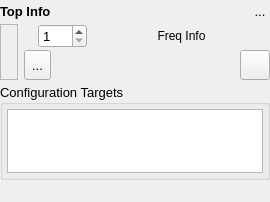
disorderedmaterials/dissolve, file src/gui/charts/moduleblock.ui: the form before one commit.
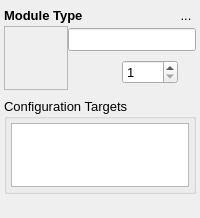
The form after the commit. Icons and pictures are not drawn. Custom widgets are drawn as their Qt base class.

Commit message: Reformat ModuleBlock ui, and add renaming of Module.

Patch:
```diff
--- a/src/gui/charts/moduleblock.ui
+++ b/src/gui/charts/moduleblock.ui
@@ -6,8 +6,8 @@
    <rect>
     <x>0</x>
     <y>0</y>
-    <width>258</width>
-    <height>202</height>
+    <width>200</width>
+    <height>218</height>
    </rect>
   </property>
   <property name="sizePolicy">
@@ -30,31 +30,23 @@
   <property name="windowTitle">
    <string>Form</string>
   </property>
-  <layout class="QVBoxLayout" name="verticalLayout">
+  <layout class="QVBoxLayout" name="verticalLayout_3">
    <property name="spacing">
     <number>4</number>
    </property>
-   <property name="sizeConstraint">
-    <enum>QLayout::SetMinimumSize</enum>
-   </property>
    <property name="leftMargin">
-    <number>0</number>
+    <number>4</number>
    </property>
    <property name="topMargin">
     <number>0</number>
    </property>
    <property name="rightMargin">
-    <number>0</number>
+    <number>4</number>
    </property>
    <property name="bottomMargin">
-    <number>0</number>
+    <number>4</number>
    </property>
    <item>
-    <layout class="QGridLayout" name="TopLayout">
-     <property name="spacing">
-      <number>4</number>
-     </property>
-     <item row="0" column="0" rowspan="2">
       <widget class="QFrame" name="HeaderFrame">
        <property name="sizePolicy">
         <sizepolicy hsizetype="Minimum" vsizetype="Minimum">
@@ -85,235 +77,17 @@
          <number>0</number>
         </property>
         <property name="topMargin">
-         <number>0</number>
+       <number>4</number>
         </property>
         <property name="rightMargin">
          <number>0</number>
         </property>
         <property name="bottomMargin">
-         <number>0</number>
-        </property>
-        <item>
-         <layout class="QGridLayout" name="gridLayout">
-          <property name="horizontalSpacing">
-           <number>6</number>
-          </property>
-          <property name="verticalSpacing">
-           <number>2</number>
-          </property>
-          <item row="1" column="4" colspan="2">
-           <widget class="QLabel" name="FrequencyLabel">
-            <property name="sizePolicy">
-             <sizepolicy hsizetype="Expanding" vsizetype="Minimum">
-              <horstretch>2</horstretch>
-              <verstretch>0</verstretch>
-             </sizepolicy>
-            </property>
-            <property name="font">
-             <font>
-              <pointsize>9</pointsize>
-              <weight>50</weight>
-              <bold>false</bold>
-             </font>
-            </property>
-            <property name="text">
-             <string>Freq Info</string>
-            </property>
-            <property name="alignment">
-             <set>Qt::AlignCenter</set>
-            </property>
-           </widget>
-          </item>
-          <item row="1" column="3">
-           <widget class="QSpinBox" name="FrequencySpin">
-            <property name="sizePolicy">
-             <sizepolicy hsizetype="Minimum" vsizetype="Fixed">
-              <horstretch>0</horstretch>
-              <verstretch>0</verstretch>
-             </sizepolicy>
-            </property>
-            <property name="minimum">
-             <number>1</number>
-            </property>
-            <property name="maximum">
-             <number>999</number>
-            </property>
-           </widget>
-          </item>
-          <item row="1" column="2">
-           <widget class="QLabel" name="label">
-            <property name="sizePolicy">
-             <sizepolicy hsizetype="Minimum" vsizetype="Preferred">
-              <horstretch>0</horstretch>
-              <verstretch>0</verstretch>
-             </sizepolicy>
-            </property>
-            <property name="maximumSize">
-             <size>
-              <width>20</width>
-              <height>20</height>
-             </size>
-            </property>
-            <property name="text">
-             <string/>
-            </property>
-            <property name="pixmap">
-             <pixmap resource="../main.qrc">:/general/icons/general_frequency.svg</pixmap>
-            </property>
-            <property name="scaledContents">
-             <bool>true</bool>
-            </property>
-           </widget>
-          </item>
-          <item row="2" column="2" colspan="4">
-           <layout class="QHBoxLayout" name="horizontalLayout">
-            <property name="spacing">
              <number>4</number>
             </property>
             <item>
-             <widget class="QToolButton" name="RunButton">
-              <property name="sizePolicy">
-               <sizepolicy hsizetype="Preferred" vsizetype="Preferred">
-                <horstretch>0</horstretch>
-                <verstretch>0</verstretch>
-               </sizepolicy>
-              </property>
-              <property name="maximumSize">
-               <size>
-                <width>30</width>
-                <height>30</height>
-               </size>
-              </property>
-              <property name="toolTip">
-               <string>Run this module now</string>
-              </property>
-              <property name="text">
-               <string>...</string>
-              </property>
-              <property name="icon">
-               <iconset resource="../main.qrc">
-                <normaloff>:/control/icons/control_play.svg</normaloff>:/control/icons/control_play.svg</iconset>
-              </property>
-              <property name="iconSize">
-               <size>
-                <width>24</width>
-                <height>36</height>
-               </size>
-              </property>
-             </widget>
-            </item>
+       <layout class="QHBoxLayout" name="horizontalLayout_3">
             <item>
-             <spacer name="horizontalSpacer_2">
-              <property name="orientation">
-               <enum>Qt::Horizontal</enum>
-              </property>
-              <property name="sizeType">
-               <enum>QSizePolicy::Expanding</enum>
-              </property>
-              <property name="sizeHint" stdset="0">
-               <size>
-                <width>40</width>
-                <height>20</height>
-               </size>
-              </property>
-             </spacer>
-            </item>
-            <item>
-             <widget class="QToolButton" name="EnabledButton">
-              <property name="sizePolicy">
-               <sizepolicy hsizetype="Expanding" vsizetype="Preferred">
-                <horstretch>0</horstretch>
-                <verstretch>0</verstretch>
-               </sizepolicy>
-              </property>
-              <property name="maximumSize">
-               <size>
-                <width>40</width>
-                <height>30</height>
-               </size>
-              </property>
-              <property name="toolTip">
-               <string>Whether the module is enabled</string>
-              </property>
-              <property name="text">
-               <string/>
-              </property>
-              <property name="icon">
-               <iconset resource="../main.qrc">
-                <normaloff>:/general/icons/slider-off.svg</normaloff>
-                <normalon>:/general/icons/slider-on.svg</normalon>:/general/icons/slider-off.svg</iconset>
-              </property>
-              <property name="iconSize">
-               <size>
-                <width>30</width>
-                <height>36</height>
-               </size>
-              </property>
-              <property name="checkable">
-               <bool>true</bool>
-              </property>
-              <property name="checked">
-               <bool>false</bool>
-              </property>
-              <property name="autoRaise">
-               <bool>true</bool>
-              </property>
-             </widget>
-            </item>
-            <item>
-             <spacer name="horizontalSpacer">
-              <property name="orientation">
-               <enum>Qt::Horizontal</enum>
-              </property>
-              <property name="sizeType">
-               <enum>QSizePolicy::Expanding</enum>
-              </property>
-              <property name="sizeHint" stdset="0">
-               <size>
-                <width>40</width>
-                <height>20</height>
-               </size>
-              </property>
-             </spacer>
-            </item>
-            <item>
-             <widget class="QToolButton" name="ToggleKeywordsButton">
-              <property name="sizePolicy">
-               <sizepolicy hsizetype="Preferred" vsizetype="Preferred">
-                <horstretch>0</horstretch>
-                <verstretch>0</verstretch>
-               </sizepolicy>
-              </property>
-              <property name="maximumSize">
-               <size>
-                <width>30</width>
-                <height>30</height>
-               </size>
-              </property>
-              <property name="toolTip">
-               <string>Toggle module keyword controls</string>
-              </property>
-              <property name="text">
-               <string/>
-              </property>
-              <property name="icon">
-               <iconset resource="../main.qrc">
-                <normaloff>:/general/icons/general_options.svg</normaloff>:/general/icons/general_options.svg</iconset>
-              </property>
-              <property name="iconSize">
-               <size>
-                <width>24</width>
-                <height>36</height>
-               </size>
-              </property>
-              <property name="checkable">
-               <bool>true</bool>
-              </property>
-             </widget>
-            </item>
-           </layout>
-          </item>
-          <item row="0" column="0" colspan="5">
            <widget class="QLabel" name="TopLabel">
             <property name="sizePolicy">
              <sizepolicy hsizetype="Expanding" vsizetype="Minimum">
@@ -328,14 +102,14 @@
              </font>
             </property>
             <property name="text">
-             <string>Top Info</string>
+           <string>Module Type</string>
             </property>
             <property name="alignment">
              <set>Qt::AlignLeading|Qt::AlignLeft|Qt::AlignVCenter</set>
             </property>
            </widget>
           </item>
-          <item row="0" column="5">
+        <item>
            <widget class="QToolButton" name="RemoveButton">
             <property name="sizePolicy">
              <sizepolicy hsizetype="Minimum" vsizetype="Preferred">
@@ -373,12 +147,22 @@
             </property>
            </widget>
           </item>
-          <item row="1" column="0" rowspan="2" colspan="2">
+       </layout>
+      </item>
+      <item>
+       <layout class="QHBoxLayout" name="horizontalLayout_5">
+        <item>
            <widget class="QFrame" name="IconFrame">
+          <property name="minimumSize">
+           <size>
+            <width>64</width>
+            <height>64</height>
+           </size>
+          </property>
             <property name="maximumSize">
              <size>
-              <width>60</width>
-              <height>16777215</height>
+            <width>64</width>
+            <height>64</height>
              </size>
             </property>
             <property name="frameShape">
@@ -416,8 +200,8 @@
                </property>
                <property name="maximumSize">
                 <size>
-                 <width>48</width>
-                 <height>48</height>
+               <width>54</width>
+               <height>54</height>
                 </size>
                </property>
                <property name="text">
@@ -434,12 +218,123 @@
             </layout>
            </widget>
           </item>
+        <item>
+         <layout class="QVBoxLayout" name="verticalLayout">
+          <property name="spacing">
+           <number>4</number>
+          </property>
+          <item>
+           <widget class="QLineEdit" name="NameEdit"/>
+          </item>
+          <item>
+           <layout class="QHBoxLayout" name="horizontalLayout_4">
+            <property name="spacing">
+             <number>4</number>
+            </property>
+            <item>
+             <widget class="QToolButton" name="EnabledButton">
+              <property name="sizePolicy">
+               <sizepolicy hsizetype="Expanding" vsizetype="Preferred">
+                <horstretch>0</horstretch>
+                <verstretch>0</verstretch>
+               </sizepolicy>
+              </property>
+              <property name="maximumSize">
+               <size>
+                <width>40</width>
+                <height>30</height>
+               </size>
+              </property>
+              <property name="toolTip">
+               <string>Whether the module is enabled</string>
+              </property>
+              <property name="text">
+               <string/>
+              </property>
+              <property name="icon">
+               <iconset resource="../main.qrc">
+                <normaloff>:/general/icons/slider-off.svg</normaloff>
+                <normalon>:/general/icons/slider-on.svg</normalon>:/general/icons/slider-off.svg</iconset>
+              </property>
+              <property name="iconSize">
+               <size>
+                <width>30</width>
+                <height>36</height>
+               </size>
+              </property>
+              <property name="checkable">
+               <bool>true</bool>
+              </property>
+              <property name="checked">
+               <bool>false</bool>
+              </property>
+              <property name="autoRaise">
+               <bool>true</bool>
+              </property>
+             </widget>
+            </item>
+            <item>
+             <widget class="QLabel" name="label">
+              <property name="sizePolicy">
+               <sizepolicy hsizetype="Minimum" vsizetype="Preferred">
+                <horstretch>0</horstretch>
+                <verstretch>0</verstretch>
+               </sizepolicy>
+              </property>
+              <property name="maximumSize">
+               <size>
+                <width>20</width>
+                <height>20</height>
+               </size>
+              </property>
+              <property name="text">
+               <string/>
+              </property>
+              <property name="pixmap">
+               <pixmap resource="../main.qrc">:/general/icons/general_frequency.svg</pixmap>
+              </property>
+              <property name="scaledContents">
+               <bool>true</bool>
+              </property>
+             </widget>
+            </item>
+            <item>
+             <widget class="QSpinBox" name="FrequencySpin">
+              <property name="sizePolicy">
+               <sizepolicy hsizetype="Minimum" vsizetype="Fixed">
+                <horstretch>0</horstretch>
+                <verstretch>0</verstretch>
+               </sizepolicy>
+              </property>
+              <property name="minimum">
+               <number>1</number>
+              </property>
+              <property name="maximum">
+               <number>9999</number>
+              </property>
+             </widget>
+            </item>
+            <item>
+             <spacer name="horizontalSpacer">
+              <property name="orientation">
+               <enum>Qt::Horizontal</enum>
+              </property>
+              <property name="sizeHint" stdset="0">
+               <size>
+                <width>40</width>
+                <height>20</height>
+               </size>
+              </property>
+             </spacer>
+            </item>
          </layout>
         </item>
        </layout>
-      </widget>
-     </item>
-    </layout>
+        </item>
+       </layout>
+      </item>
+     </layout>
+    </widget>
    </item>
    <item>
     <widget class="QWidget" name="KeywordsControlWidget" native="true">
```
Lines whose indentation alone changed are shown as unchanged. The commit also changes 6 other files.
